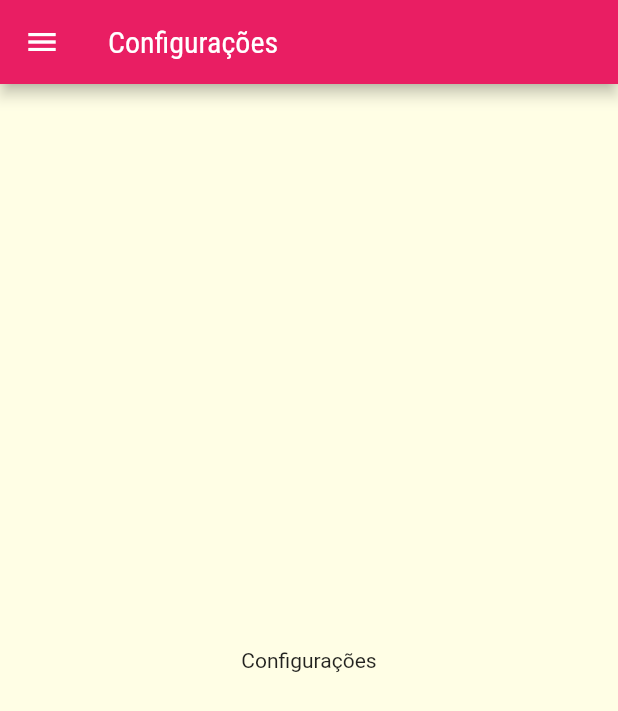
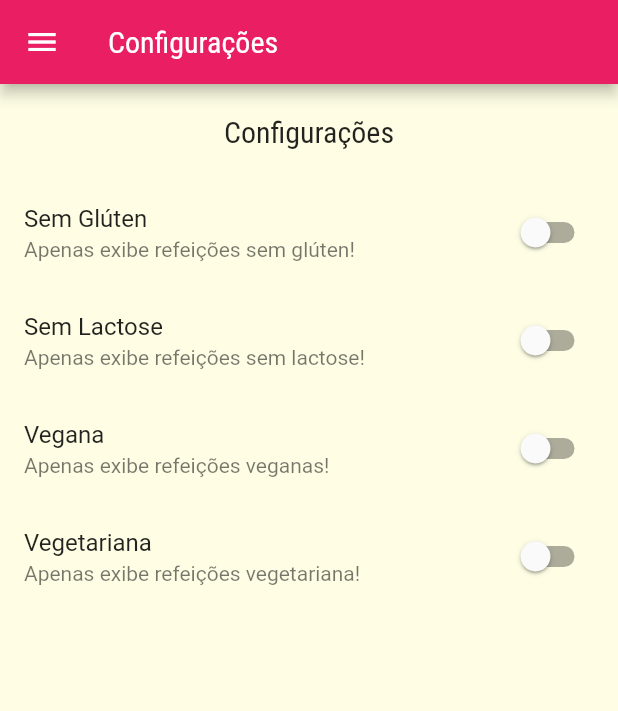
Before and after one commit to Edusu123/meals, a Flutter app: the SettingsScreen screen opened by its route, on a phone screen of 412 x 824 dp. Shown: the top 711 px of the screen. Run offline on Flutter 3.47's test engine with Material 2 defaults, Android fonts, the phone set to English and light mode, and no system bars.

Commit message:
:sparkles: tela de configurações

```diff
--- /dev/null
+++ b/lib/models/settings.dart
@@ -0,0 +1,13 @@
+class Settings {
+  bool isGlutenFree;
+  bool isLactoseFree;
+  bool isVegan;
+  bool isVegetarian;
+
+  Settings({
+    this.isGlutenFree = false,
+    this.isLactoseFree = false,
+    this.isVegan = false,
+    this.isVegetarian = false,
+  });
+}
--- a/lib/screens/settings_screen.dart
+++ b/lib/screens/settings_screen.dart
@@ -1,9 +1,31 @@
 import 'package:flutter/material.dart';
 
 import '../components/main_drawer.dart';
+import '../models/settings.dart';
 
-class SettingsScreen extends StatelessWidget {
+class SettingsScreen extends StatefulWidget {
   const SettingsScreen({Key? key}) : super(key: key);
+
+  @override
+  State<SettingsScreen> createState() => _SettingsScreenState();
+}
+
+class _SettingsScreenState extends State<SettingsScreen> {
+  var settings = Settings();
+
+  Widget _createSwitch(
+    String title,
+    String subtitle,
+    bool value,
+    Function(bool) onChange,
+  ) {
+    return SwitchListTile(
+      onChanged: onChange,
+      subtitle: Text(subtitle),
+      title: Text(title),
+      value: value,
+    );
+  }
 
   @override
   Widget build(BuildContext context) {
@@ -11,8 +33,46 @@ class SettingsScreen extends StatelessWidget {
       appBar: AppBar(
         title: const Text('Configurações'),
       ),
-      body: const Center(
-        child: Text('Configurações'),
+      body: Column(
+        children: [
+          Container(
+            child: Text(
+              'Configurações',
+              style: Theme.of(context).textTheme.headline6,
+            ),
+            padding: const EdgeInsets.all(20),
+          ),
+          Expanded(
+            child: ListView(
+              children: [
+                _createSwitch(
+                  'Sem Glúten',
+                  'Apenas exibe refeições sem glúten!',
+                  settings.isGlutenFree,
+                  (value) => setState(() => settings.isGlutenFree = value),
+                ),
+                _createSwitch(
+                  'Sem Lactose',
+                  'Apenas exibe refeições sem lactose!',
+                  settings.isLactoseFree,
+                  (value) => setState(() => settings.isLactoseFree = value),
+                ),
+                _createSwitch(
+                  'Vegana',
+                  'Apenas exibe refeições veganas!',
+                  settings.isVegan,
+                  (value) => setState(() => settings.isVegan = value),
+                ),
+                _createSwitch(
+                  'Vegetariana',
+                  'Apenas exibe refeições vegetariana!',
+                  settings.isVegetarian,
+                  (value) => setState(() => settings.isVegetarian = value),
+                ),
+              ],
+            ),
+          ),
+        ],
       ),
       drawer: const MainDrawer(),
     );
```
